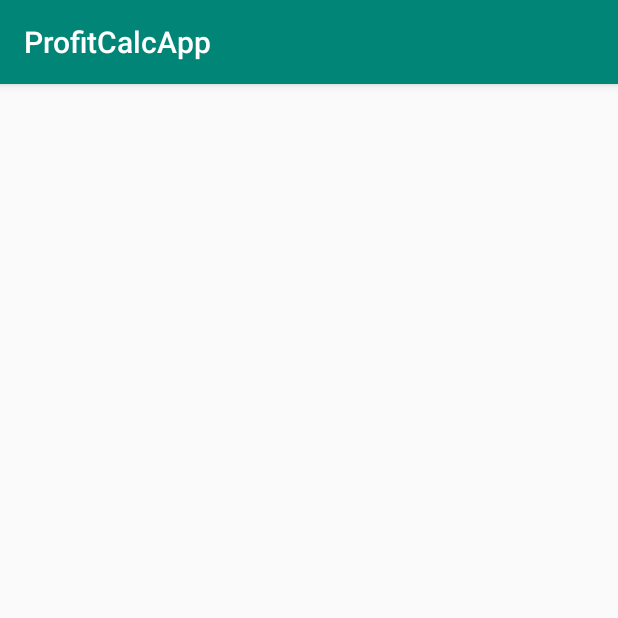
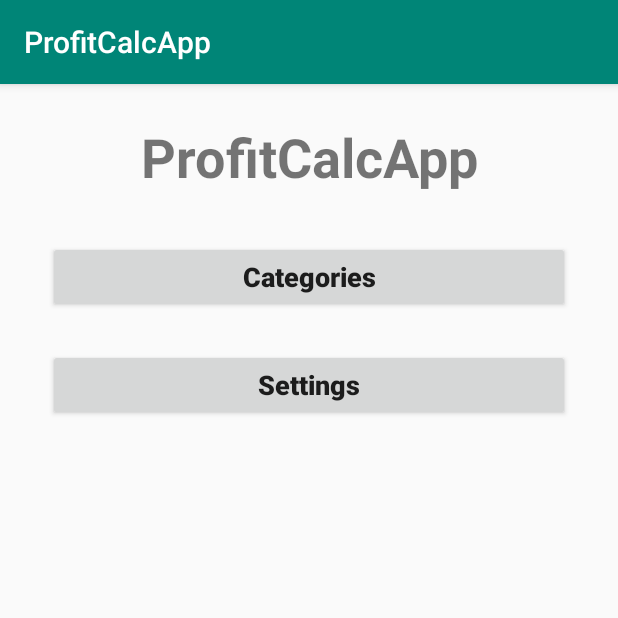
Before and after one commit to d-mcadam/ProfitCalc, an Android app: the screen it shows after launch (MainActivity), on a phone screen of 412 x 824 dp, the top half of it. Run offline under Robolectric (Android 15) with nearby library versions, the phone set to English and light mode, and no system bars.

Commit message:
Added buttons to main activity
To access Category and Settings activity

```diff
--- a/ProfitCalcApp/app/src/main/java/com/example/profitcalcapp/Activities/MainActivity.java
+++ b/ProfitCalcApp/app/src/main/java/com/example/profitcalcapp/Activities/MainActivity.java
@@ -4,17 +4,20 @@ import androidx.appcompat.app.AppCompatActivity;
 
 import android.content.Intent;
 import android.os.Bundle;
+import android.view.View;
 import android.widget.Toast;
 
 import com.example.profitcalcapp.Data.Storage;
 import com.example.profitcalcapp.R;
 import com.example.profitcalcapp.Utilities.AppDataStorage;
+import com.example.profitcalcapp.Utilities.Commands;
 
 import static com.example.profitcalcapp.Utilities.IntentKeys.STORAGE_CLASS_DATA;
 
 public class MainActivity extends AppCompatActivity {
 
     public Storage storage;
+    private final Commands cmds = new Commands();
 
     @Override
     protected void onCreate(Bundle savedInstanceState) {
@@ -44,4 +47,12 @@ public class MainActivity extends AppCompatActivity {
 
     }
 
+    public void OpenCategories(View view){
+        cmds.StartActivity(this, storage, CategoryActivity.class);
+    }
+
+    public void OpenSettings(View view){
+        cmds.StartActivity(this, storage, SettingsActivity.class);
+    }
+
 }
--- a/ProfitCalcApp/app/src/main/res/layout/activity_main.xml
+++ b/ProfitCalcApp/app/src/main/res/layout/activity_main.xml
@@ -6,4 +6,50 @@
     android:layout_height="match_parent"
     tools:context=".Activities.MainActivity">
 
+    <TextView
+        android:id="@+id/textView"
+        android:layout_width="0dp"
+        android:layout_height="wrap_content"
+        android:layout_marginStart="24dp"
+        android:layout_marginTop="24dp"
+        android:layout_marginEnd="24dp"
+        android:text="@string/app_name"
+        android:textAlignment="center"
+        android:textSize="36sp"
+        android:textStyle="bold"
+        app:layout_constraintEnd_toEndOf="parent"
+        app:layout_constraintStart_toStartOf="parent"
+        app:layout_constraintTop_toTopOf="parent" />
+
+    <Button
+        android:id="@+id/button"
+        android:layout_width="0dp"
+        android:layout_height="wrap_content"
+        android:layout_marginStart="32dp"
+        android:layout_marginTop="32dp"
+        android:layout_marginEnd="32dp"
+        android:onClick="OpenCategories"
+        android:text="@string/main_categories_button"
+        android:textAllCaps="false"
+        android:textSize="18sp"
+        android:textStyle="bold"
+        app:layout_constraintEnd_toEndOf="parent"
+        app:layout_constraintStart_toStartOf="parent"
+        app:layout_constraintTop_toBottomOf="@+id/textView" />
+
+    <Button
+        android:id="@+id/button2"
+        android:layout_width="0dp"
+        android:layout_height="wrap_content"
+        android:layout_marginStart="32dp"
+        android:layout_marginTop="24dp"
+        android:layout_marginEnd="32dp"
+        android:onClick="OpenSettings"
+        android:text="@string/main_settings_button"
+        android:textAllCaps="false"
+        android:textSize="18sp"
+        android:textStyle="bold"
+        app:layout_constraintEnd_toEndOf="parent"
+        app:layout_constraintStart_toStartOf="parent"
+        app:layout_constraintTop_toBottomOf="@+id/button" />
 </androidx.constraintlayout.widget.ConstraintLayout>
```
